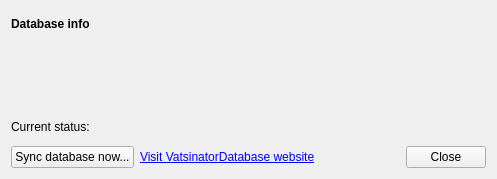
This is source/ui/windows/databasewindow.ui in Vatsinator/vatsinator-legacy as Qt 5 draws it before an edit. The edited form follows.
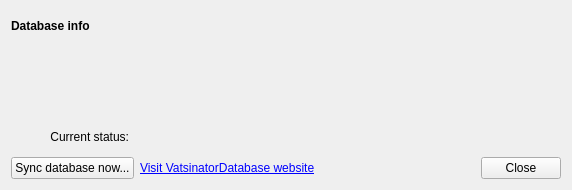
This is the edited form.

Commit message: Manifest file added Reading manifest & DatabaseWindow notification

```diff
--- a/source/ui/windows/databasewindow.ui
+++ b/source/ui/windows/databasewindow.ui
@@ -6,14 +6,14 @@
    <rect>
     <x>0</x>
     <y>0</y>
-    <width>497</width>
-    <height>179</height>
+    <width>572</width>
+    <height>190</height>
    </rect>
   </property>
   <property name="windowTitle">
    <string>Vatsinator Database</string>
   </property>
-  <layout class="QGridLayout" name="gridLayout">
+  <layout class="QGridLayout" name="gridLayout" columnstretch="0,1,0">
    <item row="2" column="0">
     <spacer name="verticalSpacer">
      <property name="orientation">
@@ -57,13 +57,6 @@
      </property>
     </widget>
    </item>
-   <item row="1" column="0">
-    <widget class="QLabel" name="DatabaseInfoLabel">
-     <property name="text">
-      <string/>
-     </property>
-    </widget>
-   </item>
    <item row="4" column="1">
     <widget class="QLabel" name="VisitWebsiteLabel">
      <property name="text">
@@ -79,10 +72,19 @@
      <property name="text">
       <string extracomment="It's about the database sync status - can be out-of-date, updated or synchronizing">Current status:</string>
      </property>
+     <property name="alignment">
+      <set>Qt::AlignRight|Qt::AlignTrailing|Qt::AlignVCenter</set>
+     </property>
+     <property name="indent">
+      <number>5</number>
+     </property>
     </widget>
    </item>
    <item row="3" column="1">
-    <widget class="QLabel" name="StatusLabel">
+    <widget class="QLabel" name="StatusLabel"/>
+   </item>
+   <item row="1" column="0" colspan="3">
+    <widget class="QLabel" name="DatabaseInfoLabel">
      <property name="text">
       <string/>
      </property>
```
The commit also changes 11 other files.
